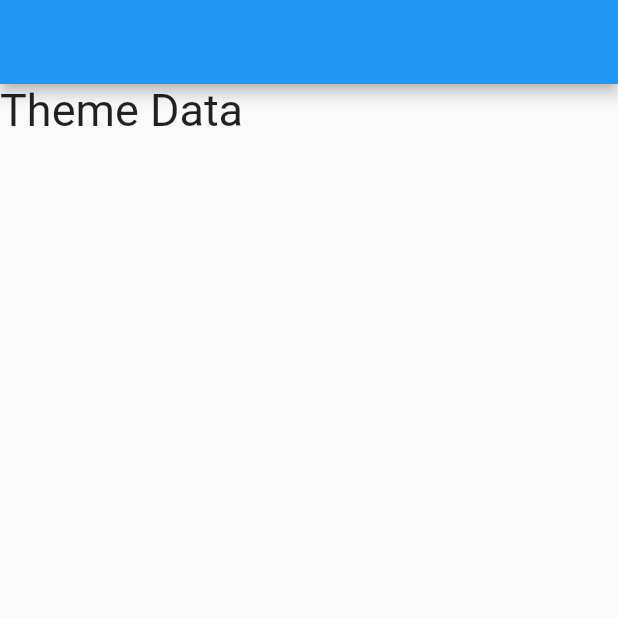
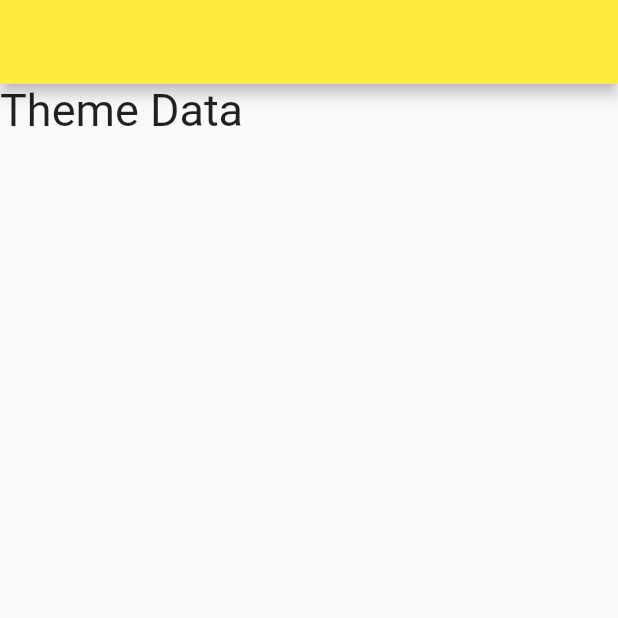
Before and after one commit to uazamula/todo_app, a Flutter app: the screen it shows after launch, on a phone screen of 412 x 824 dp, the top half of it. Run offline on Flutter 3.47's test engine with Material 2 defaults, Android fonts, the phone set to English and light mode, and no system bars.

Commit message:
+ColorScheme

```diff
--- a/lib/main.dart
+++ b/lib/main.dart
@@ -14,16 +14,24 @@ class MyApp extends StatelessWidget {
       title: 'Flutter Demo',
       debugShowCheckedModeBanner: false,
       theme: ThemeData(
-        primaryColor: Colors.amberAccent,// blue is by default. for appbar, buttons and other non-text widgets// doesn't work
-        brightness: Brightness.light
-
+        colorScheme: ColorScheme(
+            primary: Colors.yellow,
+            secondary: Colors.red,
+            error: Colors.red,
+            onPrimary: Colors.red,
+            surface: Colors.red,
+            onSurface: Colors.red,
+            background: Colors.red,
+            onSecondary: Colors.red,
+            onError: Colors.red,
+            brightness: Brightness.light,
+            onBackground: Colors.red),
       ),
       themeMode: ThemeMode.light,
       darkTheme: ThemeData(
-        primaryColor: Colors.yellow,// blue is by default. for appbar, buttons and other non-text widgets
-          brightness: Brightness.dark
-
-      ),
+          primaryColor: Colors.yellow,
+          // blue is by default. for appbar, buttons and other non-text widgets
+          brightness: Brightness.dark),
       home: HomePage(),
     );
   }
```
